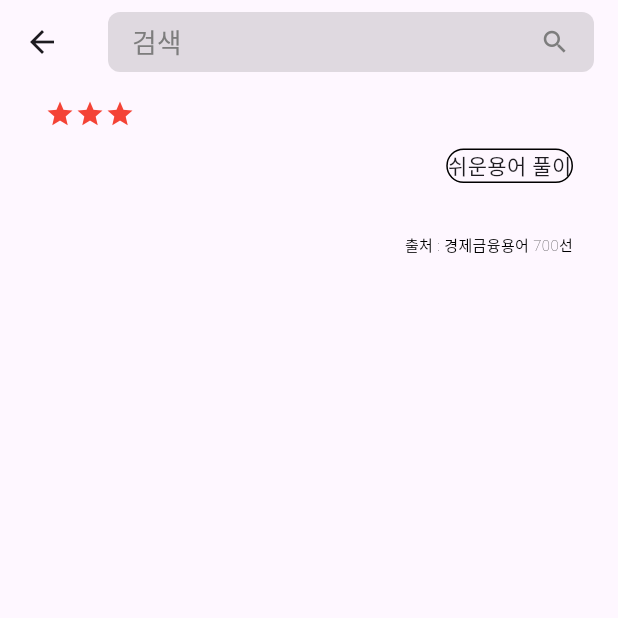
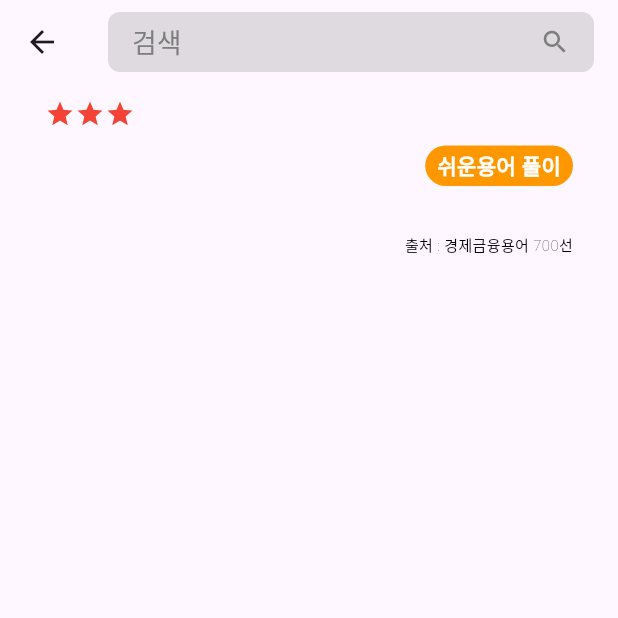
Before and after one commit to seak230/Cheongpodo_Flutter, a Flutter app: the TermScreen screen opened directly with empty values, on a phone screen of 412 x 824 dp, the top half of it. Run offline on Flutter 3.47's test engine with Material 3 defaults, Android fonts, the phone set to English and light mode, and no system bars; our stand-ins replace dio, flutter_markdown, get, shared_preferences; accounts and stored records are empty; network calls fail.

Commit message:
쉬운 용어 풀이 버튼 디자인

```diff
--- a/lib/screens/term/term_screen.dart
+++ b/lib/screens/term/term_screen.dart
@@ -61,13 +61,11 @@ class TermScreen extends StatelessWidget {
                               Container(
                                 decoration: BoxDecoration(
                                   borderRadius: BorderRadius.circular(20),
-                                  border: Border.all(
-                                    color: Colors.black,
-                                    width: 1,
+                                  color: Colors.orange
                                 ),
-                                ),
-                                child:
-                                InkWell(
+                                child: Padding(
+                                  padding: const EdgeInsets.only(left: 8.0, right: 8.0, top: 3.0, bottom: 3.0),
+                                  child: InkWell(
                                     onTap: () async {
                                       await termViewModel.fetchSummary(term);
                                       showDialog(
@@ -89,7 +87,8 @@ class TermScreen extends StatelessWidget {
                                         },
                                       );
                                     },
-                                  child: Text("쉬운용어 풀이"),
+                                    child: Text("쉬운용어 풀이", style: TextStyle(fontWeight: FontWeight.w600, color: Colors.white),),
+                                  ),
                                 )
 
                                 // InkWell(
@@ -133,13 +132,6 @@ class TermScreen extends StatelessWidget {
                                 //   ),
                                 // ),
                               ),
-                              // ElevatedButton(
-                              //   onPressed: () {},
-                              //   style: ElevatedButton.styleFrom(
-                              //     backgroundColor: Colors.orange,
-                              //   ),
-                              //   child:
-                              // ),
                             ],
                           ),
                           Container(height: 10.0,),
```
Lines whose indentation alone changed are shown as unchanged.
